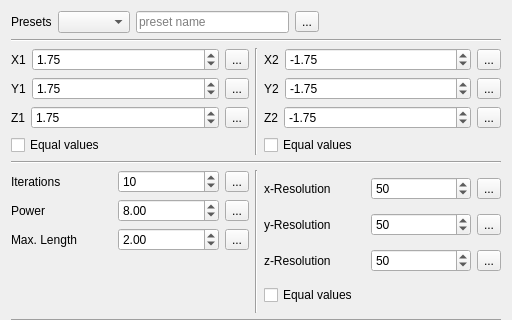
EVARATE/MandelbulbUI, file mbulbwindow.ui: the form before one commit; both pictures show x 0 to 512 and y 0 to 320 of the 512 by 510 pixel window.
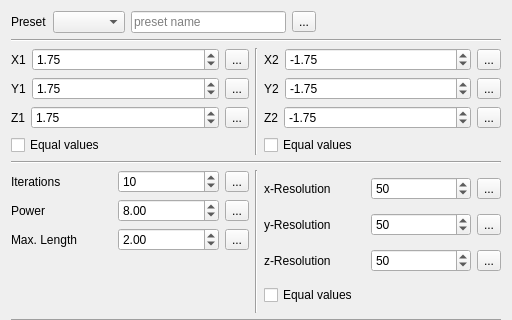
The form after the commit. Icons and pictures are not drawn.

Commit message:
Mandelbulb preset system partially working
Adding presets works. More features WIP

```diff
--- a/mbulbwindow.ui
+++ b/mbulbwindow.ui
@@ -27,7 +27,7 @@
        <item>
         <widget class="QLabel" name="label_18">
          <property name="text">
-          <string>Presets</string>
+          <string>Preset</string>
          </property>
         </widget>
        </item>
```
The commit also changes 2 other files.
